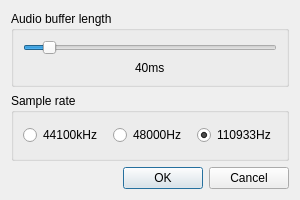
This is Test-MAME-YM2608/setupdialog.ui in rerrahkr/YM2608-Tone-Editor as Qt 5 draws it before an edit. The edited form follows.
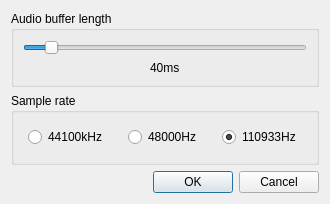
This is the edited form. Custom widgets are drawn as their Qt base class.

Commit message: Fix form design

What changed in the file:
```diff
--- a/Test-MAME-YM2608/setupdialog.ui
+++ b/Test-MAME-YM2608/setupdialog.ui
@@ -6,8 +6,8 @@
    <rect>
     <x>0</x>
     <y>0</y>
-    <width>300</width>
-    <height>200</height>
+    <width>330</width>
+    <height>204</height>
    </rect>
   </property>
   <property name="sizePolicy">
```
The commit also changes 6 other files.
